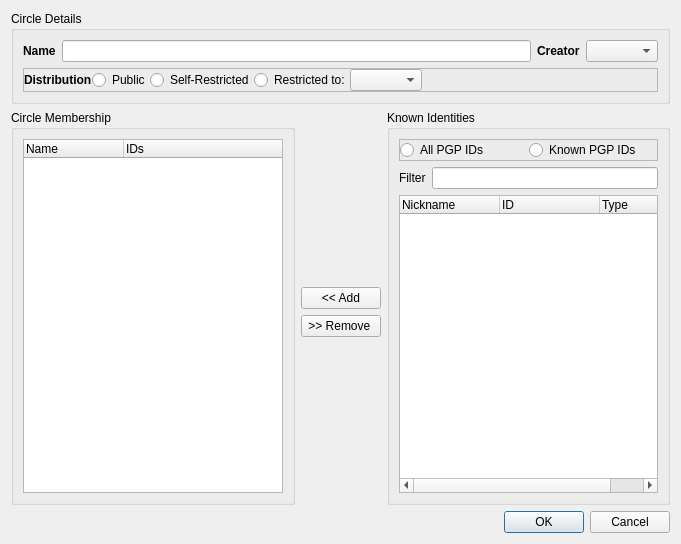
RetroShare/RetroShare, file retroshare-gui/src/gui/Circles/CreateCircleDialog.ui: the form before one commit.
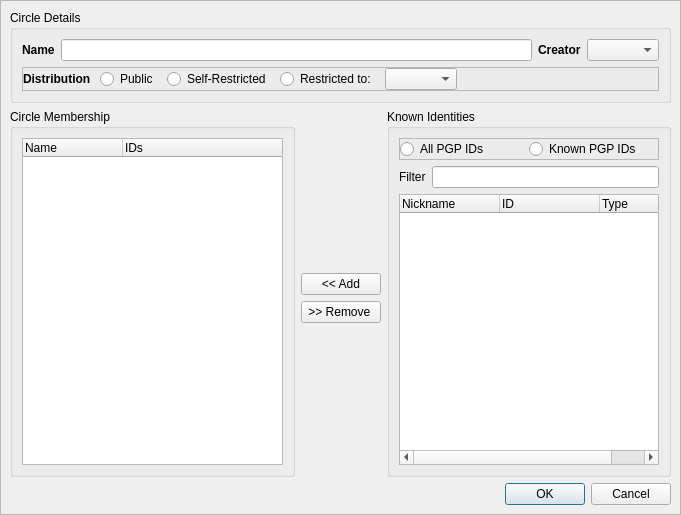
The form after the commit. Custom widgets are drawn as their Qt base class.

Commit message: Added a tabwidget for the addresses info, to get more space, and the dialog looks little bit less. Some changes on Circle Dialog with icons and layout fixes. Changed tray new message icon, to look or use same like from the Toaster. Added context menu icons on MessagesDialog

Diff of the .ui file:
```diff
--- a/retroshare-gui/src/gui/Circles/CreateCircleDialog.ui
+++ b/retroshare-gui/src/gui/Circles/CreateCircleDialog.ui
@@ -7,127 +7,39 @@
     <x>0</x>
     <y>0</y>
     <width>681</width>
-    <height>544</height>
+    <height>515</height>
    </rect>
   </property>
   <property name="windowTitle">
    <string/>
   </property>
-  <layout class="QVBoxLayout" name="verticalLayout_5">
-   <item>
-    <widget class="QGroupBox" name="groupBox_title">
-     <property name="title">
-      <string>Circle Details</string>
-     </property>
-     <layout class="QVBoxLayout" name="verticalLayout_3">
-      <item>
-       <layout class="QHBoxLayout" name="horizontalLayout_5">
-        <item>
-         <widget class="QLabel" name="label_2">
-          <property name="font">
-           <font>
-            <weight>75</weight>
-            <bold>true</bold>
-           </font>
-          </property>
-          <property name="text">
-           <string>Name</string>
-          </property>
-         </widget>
-        </item>
-        <item>
-         <widget class="QLineEdit" name="circleName"/>
-        </item>
-        <item>
-         <widget class="QLabel" name="idChooserLabel">
-          <property name="font">
-           <font>
-            <weight>75</weight>
-            <bold>true</bold>
-           </font>
-          </property>
-          <property name="text">
-           <string>Creator</string>
-          </property>
-         </widget>
-        </item>
-        <item>
-         <widget class="GxsIdChooser" name="idChooser"/>
-        </item>
-       </layout>
-      </item>
-      <item>
-       <widget class="QFrame" name="frame_Distribution">
+  <layout class="QGridLayout" name="gridLayout_2">
+   <property name="margin">
+    <number>0</number>
+   </property>
+   <property name="spacing">
+    <number>0</number>
+   </property>
+   <item row="0" column="0">
+    <widget class="HeaderFrame" name="headerFrame">
+     <property name="frameShape">
+      <enum>QFrame::NoFrame</enum>
+     </property>
+     <property name="frameShadow">
+      <enum>QFrame::Plain</enum>
+     </property>
+    </widget>
+   </item>
+   <item row="1" column="0">
+    <widget class="QFrame" name="frame">
         <property name="frameShape">
          <enum>QFrame::StyledPanel</enum>
         </property>
         <property name="frameShadow">
          <enum>QFrame::Raised</enum>
         </property>
-        <layout class="QHBoxLayout" name="horizontalLayout">
-         <property name="spacing">
-          <number>0</number>
-         </property>
-         <property name="margin">
-          <number>0</number>
-         </property>
-         <item>
-          <widget class="QLabel" name="label_3">
-           <property name="font">
-            <font>
-             <weight>75</weight>
-             <bold>true</bold>
-            </font>
-           </property>
-           <property name="text">
-            <string>Distribution</string>
-           </property>
-          </widget>
-         </item>
-         <item>
-          <widget class="QRadioButton" name="radioButton_Public">
-           <property name="text">
-            <string>Public</string>
-           </property>
-          </widget>
-         </item>
-         <item>
-          <widget class="QRadioButton" name="radioButton_Self">
-           <property name="text">
-            <string>Self-Restricted</string>
-           </property>
-          </widget>
-         </item>
-         <item>
-          <widget class="QRadioButton" name="radioButton_Restricted">
-           <property name="text">
-            <string>Restricted to:</string>
-           </property>
-          </widget>
-         </item>
-         <item>
-          <widget class="GxsCircleChooser" name="circleComboBox"/>
-         </item>
-         <item>
-          <spacer name="horizontalSpacer">
-           <property name="orientation">
-            <enum>Qt::Horizontal</enum>
-           </property>
-           <property name="sizeHint" stdset="0">
-            <size>
-             <width>147</width>
-             <height>20</height>
-            </size>
-           </property>
-          </spacer>
-         </item>
-        </layout>
-       </widget>
-      </item>
-     </layout>
-    </widget>
-   </item>
-   <item>
+     <layout class="QGridLayout" name="gridLayout">
+      <item row="1" column="0">
     <layout class="QHBoxLayout" name="horizontalLayout_2">
      <item>
       <widget class="QGroupBox" name="groupBox_2">
@@ -272,13 +184,131 @@
      </item>
     </layout>
    </item>
-   <item>
+      <item row="2" column="0">
     <widget class="QDialogButtonBox" name="buttonBox">
      <property name="standardButtons">
       <set>QDialogButtonBox::Cancel|QDialogButtonBox::Ok</set>
      </property>
     </widget>
    </item>
+      <item row="0" column="0">
+       <widget class="QGroupBox" name="groupBox_title">
+        <property name="title">
+         <string>Circle Details</string>
+        </property>
+        <layout class="QVBoxLayout" name="verticalLayout_3">
+         <item>
+          <layout class="QHBoxLayout" name="horizontalLayout_5">
+           <item>
+            <widget class="QLabel" name="label_2">
+             <property name="font">
+              <font>
+               <weight>75</weight>
+               <bold>true</bold>
+              </font>
+             </property>
+             <property name="text">
+              <string>Name</string>
+             </property>
+            </widget>
+           </item>
+           <item>
+            <widget class="QLineEdit" name="circleName"/>
+           </item>
+           <item>
+            <widget class="QLabel" name="idChooserLabel">
+             <property name="font">
+              <font>
+               <weight>75</weight>
+               <bold>true</bold>
+              </font>
+             </property>
+             <property name="text">
+              <string>Creator</string>
+             </property>
+            </widget>
+           </item>
+           <item>
+            <widget class="GxsIdChooser" name="idChooser"/>
+           </item>
+          </layout>
+         </item>
+         <item>
+          <widget class="QFrame" name="frame_Distribution">
+           <property name="frameShape">
+            <enum>QFrame::StyledPanel</enum>
+           </property>
+           <property name="frameShadow">
+            <enum>QFrame::Raised</enum>
+           </property>
+           <layout class="QHBoxLayout" name="horizontalLayout">
+            <property name="spacing">
+             <number>9</number>
+            </property>
+            <property name="margin">
+             <number>0</number>
+            </property>
+            <item>
+             <widget class="QLabel" name="label_3">
+              <property name="font">
+               <font>
+                <weight>75</weight>
+                <bold>true</bold>
+               </font>
+              </property>
+              <property name="text">
+               <string>Distribution</string>
+              </property>
+             </widget>
+            </item>
+            <item>
+             <widget class="QRadioButton" name="radioButton_Public">
+              <property name="text">
+               <string>Public</string>
+              </property>
+             </widget>
+            </item>
+            <item>
+             <widget class="QRadioButton" name="radioButton_Self">
+              <property name="text">
+               <string>Self-Restricted</string>
+              </property>
+             </widget>
+            </item>
+            <item>
+             <widget class="QRadioButton" name="radioButton_Restricted">
+              <property name="text">
+               <string>Restricted to:</string>
+              </property>
+             </widget>
+            </item>
+            <item>
+             <widget class="GxsCircleChooser" name="circleComboBox"/>
+            </item>
+            <item>
+             <spacer name="horizontalSpacer">
+              <property name="orientation">
+               <enum>Qt::Horizontal</enum>
+              </property>
+              <property name="sizeHint" stdset="0">
+               <size>
+                <width>147</width>
+                <height>20</height>
+               </size>
+              </property>
+             </spacer>
+            </item>
+           </layout>
+          </widget>
+         </item>
+        </layout>
+       </widget>
+      </item>
+     </layout>
+     <zorder>buttonBox</zorder>
+     <zorder>groupBox_title</zorder>
+    </widget>
+   </item>
   </layout>
  </widget>
  <customwidgets>
@@ -292,6 +322,12 @@
    <extends>QComboBox</extends>
    <header>gui/gxs/GxsCircleChooser.h</header>
   </customwidget>
+  <customwidget>
+   <class>HeaderFrame</class>
+   <extends>QFrame</extends>
+   <header>gui/common/headerframe.h</header>
+   <container>1</container>
+  </customwidget>
  </customwidgets>
  <resources/>
  <connections/>
```
Lines whose indentation alone changed are shown as unchanged. The commit also changes 9 other files.
